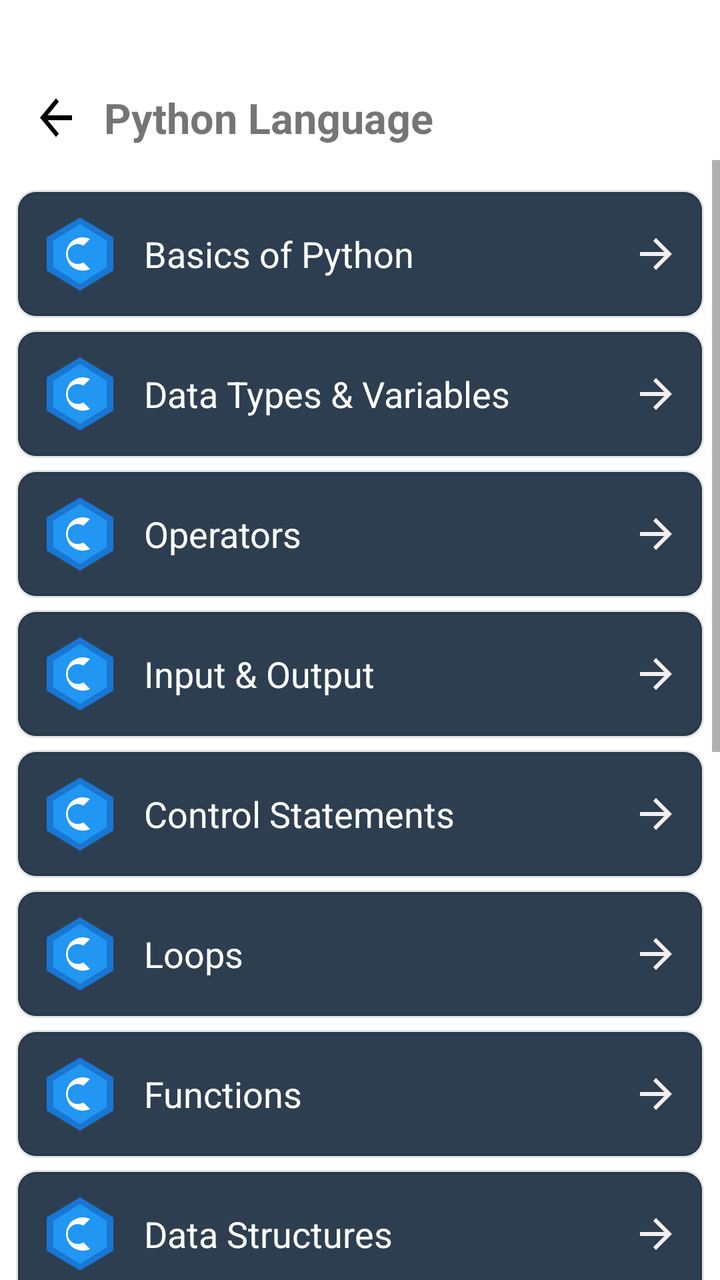
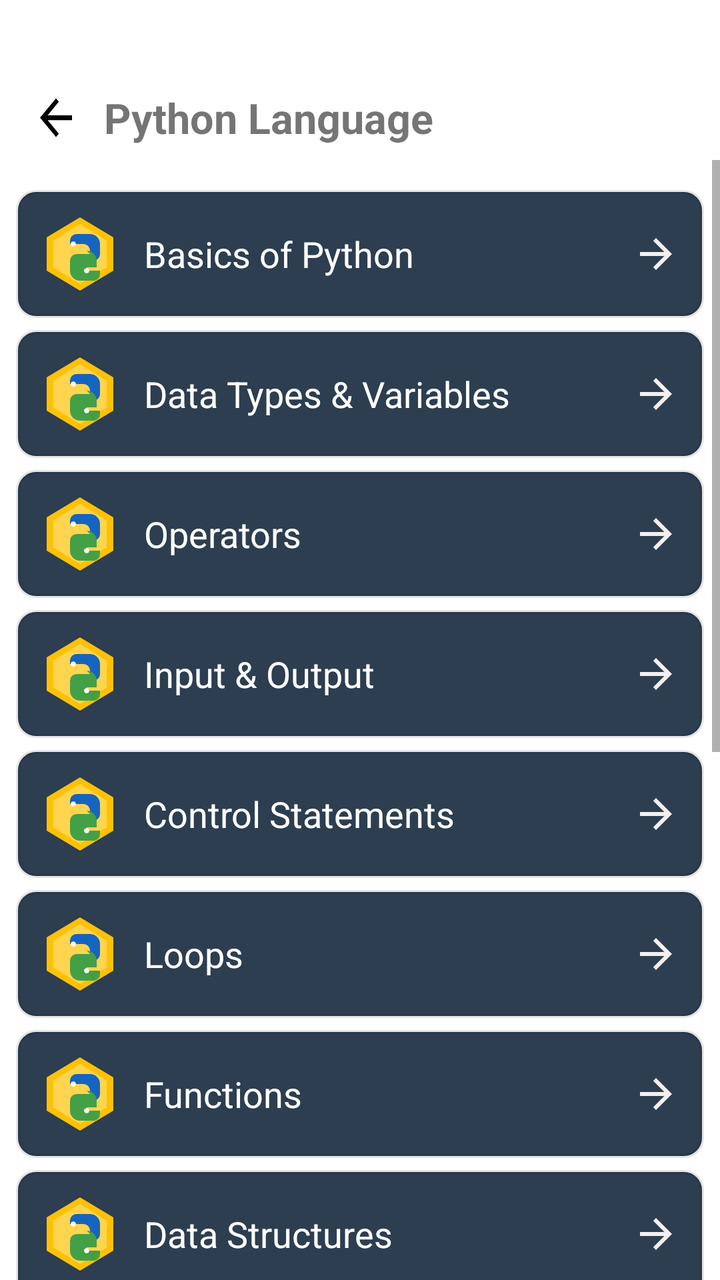

The first picture is an Android layout as it rendered before a commit; the second is the same layout after the commit. The layout source and the unified diff follow.
<!-- AndroidManifest.xml: application theme Theme.QuizApp -->
<!-- res/layout/activity_python.xml -->
<?xml version="1.0" encoding="utf-8"?>
<LinearLayout xmlns:android="http://schemas.android.com/apk/res/android"
    xmlns:app="http://schemas.android.com/apk/res-auto"
    android:layout_width="match_parent"
    android:layout_height="match_parent"
    android:orientation="vertical">

    
    <androidx.appcompat.widget.Toolbar
        android:id="@+id/cToolbar"
        android:layout_width="match_parent"
        android:layout_height="80dp"
        android:paddingTop="38dp"
        app:titleTextAppearance="@style/ToolbarTitleBold">

        <TextView
            android:id="@+id/backPython"
            android:layout_width="wrap_content"
            android:layout_height="wrap_content"
            android:padding="5sp"
            android:background="@drawable/back"/>

        <TextView
            android:layout_width="match_parent"
            android:layout_height="wrap_content"
            android:text="Python Language"
            android:textStyle="bold"
            android:textSize="21dp"
            android:paddingStart="12sp" />
    </androidx.appcompat.widget.Toolbar>

    

    <ScrollView
        android:layout_width="match_parent"
        android:layout_height="match_parent">

        <LinearLayout
            android:layout_width="match_parent"
            android:layout_height="wrap_content"
            android:orientation="vertical">

            
            <LinearLayout
                android:id="@+id/pythonBasic"
                android:layout_width="match_parent"
                android:layout_height="wrap_content"
                android:background="@drawable/rounded_bg"
                android:orientation="horizontal"
                android:gravity="center_vertical"
                android:padding="12dp"
                android:layout_marginTop="15dp"
                android:layout_marginHorizontal="8dp">

                <ImageView
                    android:layout_width="40dp"
                    android:layout_height="40dp"
                    android:src="@drawable/ic_c_language" />

                <TextView
                    android:layout_width="0dp"
                    android:layout_height="wrap_content"
                    android:layout_weight="1"
                    android:layout_marginStart="12dp"
                    android:text="Basics of Python"
                    android:textColor="@android:color/white"
                    android:textSize="18sp" />

                <ImageView
                    android:layout_width="24dp"
                    android:layout_height="24dp"
                    android:src="@drawable/right_arrow" />
            </LinearLayout>

            
            <LinearLayout
                android:id="@+id/pythonDataType"
                android:layout_width="match_parent"
                android:layout_height="wrap_content"
                android:background="@drawable/rounded_bg"
                android:orientation="horizontal"
                android:gravity="center_vertical"
                android:padding="12dp"
                android:layout_marginTop="6dp"
                android:layout_marginHorizontal="8dp">

                <ImageView
                    android:layout_width="40dp"
                    android:layout_height="40dp"
                    android:src="@drawable/ic_c_language" />

                <TextView
                    android:layout_width="0dp"
                    android:layout_height="wrap_content"
                    android:layout_weight="1"
                    android:layout_marginStart="12dp"
                    android:text="Data Types &amp; Variables"
                    android:textColor="@android:color/white"
                    android:textSize="18sp" />

                <ImageView
                    android:layout_width="24dp"
                    android:layout_height="24dp"
                    android:src="@drawable/right_arrow" />
            </LinearLayout>

            <LinearLayout
                android:id="@+id/pythonOperators"
                android:layout_width="match_parent"
                android:layout_height="wrap_content"
                android:background="@drawable/rounded_bg"
                android:orientation="horizontal"
                android:gravity="center_vertical"
                android:padding="12dp"
                android:layout_marginTop="6dp"
                android:layout_marginHorizontal="8dp">

                <ImageView
                    android:layout_width="40dp"
                    android:layout_height="40dp"
                    android:src="@drawable/ic_c_language" />

                <TextView
                    android:layout_width="0dp"
                    android:layout_height="wrap_content"
                    android:layout_weight="1"
                    android:layout_marginStart="12dp"
                    android:text="Operators"
                    android:textColor="@android:color/white"
                    android:textSize="18sp" />

                <ImageView
                    android:layout_width="24dp"
                    android:layout_height="24dp"
                    android:src="@drawable/right_arrow" />
            </LinearLayout>

            
            <LinearLayout
                android:id="@+id/pythonInput"
                android:layout_width="match_parent"
                android:layout_height="wrap_content"
                android:background="@drawable/rounded_bg"
                android:orientation="horizontal"
                android:gravity="center_vertical"
                android:padding="12dp"
                android:layout_marginTop="6dp"
                android:layout_marginHorizontal="8dp">

                <ImageView
                    android:layout_width="40dp"
                    android:layout_height="40dp"
                    android:src="@drawable/ic_c_language" />

                <TextView
                    android:layout_width="0dp"
                    android:layout_height="wrap_content"
                    android:layout_weight="1"
                    android:layout_marginStart="12dp"
                    android:text="Input &amp; Output"
                    android:textColor="@android:color/white"
                    android:textSize="18sp" />

                <ImageView
                    android:layout_width="24dp"
                    android:layout_height="24dp"
                    android:src="@drawable/right_arrow" />
            </LinearLayout>

            <LinearLayout
                android:id="@+id/pythonStatements"
                android:layout_width="match_parent"
                android:layout_height="wrap_content"
                android:background="@drawable/rounded_bg"
                android:orientation="horizontal"
                android:gravity="center_vertical"
                android:padding="12dp"
                android:layout_marginTop="6dp"
                android:layout_marginHorizontal="8dp">

                <ImageView
                    android:layout_width="40dp"
                    android:layout_height="40dp"
                    android:src="@drawable/ic_c_language" />

                <TextView
                    android:layout_width="0dp"
                    android:layout_height="wrap_content"
                    android:layout_weight="1"
                    android:layout_marginStart="12dp"
                    android:text="Control Statements"
                    android:textColor="@android:color/white"
                    android:textSize="18sp" />

                <ImageView
                    android:layout_width="24dp"
                    android:layout_height="24dp"
                    android:src="@drawable/right_arrow" />
            </LinearLayout>

            
            <LinearLayout
                android:id="@+id/pythonLoops"
                android:layout_width="match_parent"
                android:layout_height="wrap_content"
                android:background="@drawable/rounded_bg"
                android:orientation="horizontal"
                android:gravity="center_vertical"
                android:padding="12dp"
                android:layout_marginTop="6dp"
                android:layout_marginHorizontal="8dp">

                <ImageView
                    android:layout_width="40dp"
                    android:layout_height="40dp"
                    android:src="@drawable/ic_c_language" />

                <TextView
                    android:layout_width="0dp"
                    android:layout_height="wrap_content"
                    android:layout_weight="1"
                    android:layout_marginStart="12dp"
                    android:text="Loops"
                    android:textColor="@android:color/white"
                    android:textSize="18sp" />

                <ImageView
                    android:layout_width="24dp"
                    android:layout_height="24dp"
                    android:src="@drawable/right_arrow" />
            </LinearLayout>

            <LinearLayout
                android:id="@+id/pythonFunctions"
                android:layout_width="match_parent"
                android:layout_height="wrap_content"
                android:background="@drawable/rounded_bg"
                android:orientation="horizontal"
                android:gravity="center_vertical"
                android:padding="12dp"
                android:layout_marginTop="6dp"
                android:layout_marginHorizontal="8dp">

                <ImageView
                    android:layout_width="40dp"
                    android:layout_height="40dp"
                    android:src="@drawable/ic_c_language" />

                <TextView
                    android:layout_width="0dp"
                    android:layout_height="wrap_content"
                    android:layout_weight="1"
                    android:layout_marginStart="12dp"
                    android:text="Functions"
                    android:textColor="@android:color/white"
                    android:textSize="18sp" />

                <ImageView
                    android:layout_width="24dp"
                    android:layout_height="24dp"
                    android:src="@drawable/right_arrow" />
            </LinearLayout>

            
            <LinearLayout
                android:id="@+id/pythonDataStructures"
                android:layout_width="match_parent"
                android:layout_height="wrap_content"
                android:background="@drawable/rounded_bg"
                android:orientation="horizontal"
                android:gravity="center_vertical"
                android:padding="12dp"
                android:layout_marginTop="6dp"
                android:layout_marginHorizontal="8dp">

                <ImageView
                    android:layout_width="40dp"
                    android:layout_height="40dp"
                    android:src="@drawable/ic_c_language" />

                <TextView
                    android:layout_width="0dp"
                    android:layout_height="wrap_content"
                    android:layout_weight="1"
                    android:layout_marginStart="12dp"
                    android:text="Data Structures"
                    android:textColor="@android:color/white"
                    android:textSize="18sp" />

                <ImageView
                    android:layout_width="24dp"
                    android:layout_height="24dp"
                    android:src="@drawable/right_arrow" />
            </LinearLayout>

            <LinearLayout
                android:id="@+id/pythonStringHandling"
                android:layout_width="match_parent"
                android:layout_height="wrap_content"
                android:background="@drawable/rounded_bg"
                android:orientation="horizontal"
                android:gravity="center_vertical"
                android:padding="12dp"
                android:layout_marginTop="6dp"
                android:layout_marginHorizontal="8dp">

                <ImageView
                    android:layout_width="40dp"
                    android:layout_height="40dp"
                    android:src="@drawable/ic_c_language" />

                <TextView
                    android:layout_width="0dp"
                    android:layout_height="wrap_content"
                    android:layout_weight="1"
                    android:layout_marginStart="12dp"
                    android:text="String Handling"
                    android:textColor="@android:color/white"
                    android:textSize="18sp" />

                <ImageView
                    android:layout_width="24dp"
                    android:layout_height="24dp"
                    android:src="@drawable/right_arrow" />
            </LinearLayout>

            
            <LinearLayout
                android:id="@+id/pythonModules"
                android:layout_width="match_parent"
                android:layout_height="wrap_content"
                android:background="@drawable/rounded_bg"
                android:orientation="horizontal"
                android:gravity="center_vertical"
                android:padding="12dp"
                android:layout_marginTop="6dp"
                android:layout_marginHorizontal="8dp">

                <ImageView
                    android:layout_width="40dp"
                    android:layout_height="40dp"
                    android:src="@drawable/ic_c_language" />

                <TextView
                    android:layout_width="0dp"
                    android:layout_height="wrap_content"
                    android:layout_weight="1"
                    android:layout_marginStart="12dp"
                    android:text="Modules &amp; Packages"
                    android:textColor="@android:color/white"
                    android:textSize="18sp" />

                <ImageView
                    android:layout_width="24dp"
                    android:layout_height="24dp"
                    android:src="@drawable/right_arrow" />
            </LinearLayout>

            <LinearLayout
                android:id="@+id/pythonFileHandling"
                android:layout_width="match_parent"
                android:layout_height="wrap_content"
                android:background="@drawable/rounded_bg"
                android:orientation="horizontal"
                android:gravity="center_vertical"
                android:padding="12dp"
                android:layout_marginTop="6dp"
                android:layout_marginHorizontal="8dp">

                <ImageView
                    android:layout_width="40dp"
                    android:layout_height="40dp"
                    android:src="@drawable/ic_c_language" />

                <TextView
                    android:layout_width="0dp"
                    android:layout_height="wrap_content"
                    android:layout_weight="1"
                    android:layout_marginStart="12dp"
                    android:text="File Handling"
                    android:textColor="@android:color/white"
                    android:textSize="18sp" />

                <ImageView
                    android:layout_width="24dp"
                    android:layout_height="24dp"
                    android:src="@drawable/right_arrow" />
            </LinearLayout>

            
            <LinearLayout
                android:id="@+id/pythonExceptionHandling"
                android:layout_width="match_parent"
                android:layout_height="wrap_content"
                android:background="@drawable/rounded_bg"
                android:orientation="horizontal"
                android:gravity="center_vertical"
                android:padding="12dp"
                android:layout_marginTop="6dp"
                android:layout_marginHorizontal="8dp">

                <ImageView
                    android:layout_width="40dp"
                    android:layout_height="40dp"
                    android:src="@drawable/ic_c_language" />

                <TextView
                    android:layout_width="0dp"
                    android:layout_height="wrap_content"
                    android:layout_weight="1"
                    android:layout_marginStart="12dp"
                    android:text="Exception Handling"
                    android:textColor="@android:color/white"
                    android:textSize="18sp" />

                <ImageView
                    android:layout_width="24dp"
                    android:layout_height="24dp"
                    android:src="@drawable/right_arrow" />
            </LinearLayout>

            <LinearLayout
                android:id="@+id/pythonOOPs"
                android:layout_width="match_parent"
                android:layout_height="wrap_content"
                android:background="@drawable/rounded_bg"
                android:orientation="horizontal"
                android:gravity="center_vertical"
                android:padding="12dp"
                android:layout_marginTop="6dp"
                android:layout_marginHorizontal="8dp">

                <ImageView
                    android:layout_width="40dp"
                    android:layout_height="40dp"
                    android:src="@drawable/ic_c_language" />

                <TextView
                    android:layout_width="0dp"
                    android:layout_height="wrap_content"
                    android:layout_weight="1"
                    android:layout_marginStart="12dp"
                    android:text="Object-Oriented Programming"
                    android:textColor="@android:color/white"
                    android:textSize="18sp" />

                <ImageView
                    android:layout_width="24dp"
                    android:layout_height="24dp"
                    android:src="@drawable/right_arrow" />
            </LinearLayout>

            <LinearLayout
                android:id="@+id/pythonIterators"
                android:layout_width="match_parent"
                android:layout_height="wrap_content"
                android:background="@drawable/rounded_bg"
                android:orientation="horizontal"
                android:gravity="center_vertical"
                android:padding="12dp"
                android:layout_marginTop="6dp"
                android:layout_marginHorizontal="8dp">

                <ImageView
                    android:layout_width="40dp"
                    android:layout_height="40dp"
                    android:src="@drawable/ic_c_language" />

                <TextView
                    android:layout_width="0dp"
                    android:layout_height="wrap_content"
                    android:layout_weight="1"
                    android:layout_marginStart="12dp"
                    android:text="Iterators &amp; Generators"
                    android:textColor="@android:color/white"
                    android:textSize="18sp" />

                <ImageView
                    android:layout_width="24dp"
                    android:layout_height="24dp"
                    android:src="@drawable/right_arrow" />
            </LinearLayout>

            <LinearLayout
                android:id="@+id/pythonDecorators"
                android:layout_width="match_parent"
                android:layout_height="wrap_content"
                android:background="@drawable/rounded_bg"
                android:orientation="horizontal"
                android:gravity="center_vertical"
                android:padding="12dp"
                android:layout_marginTop="6dp"
                android:layout_marginHorizontal="8dp">

                <ImageView
                    android:layout_width="40dp"
                    android:layout_height="40dp"
                    android:src="@drawable/ic_c_language" />

                <TextView
                    android:layout_width="0dp"
                    android:layout_height="wrap_content"
                    android:layout_weight="1"
                    android:layout_marginStart="12dp"
                    android:text="Decorators"
                    android:textColor="@android:color/white"
                    android:textSize="18sp" />

                <ImageView
                    android:layout_width="24dp"
                    android:layout_height="24dp"
                    android:src="@drawable/right_arrow" />
            </LinearLayout>

        </LinearLayout>
    </ScrollView>

</LinearLayout>
<!-- resources referenced by this layout -->
<resources>
  <!-- drawable back (drawable) -->
  <vector xmlns:android="http://schemas.android.com/apk/res/android"
      android:autoMirrored="true"
      android:height="24dp"
      android:width="24dp"
      android:viewportHeight="24"
      android:viewportWidth="24"
      android:tint="?attr/colorOnBackground">
  
      <path
          android:fillColor="@android:color/white"
          android:pathData="M20,11H7.83l5.59,-5.59L12,4l-8,8 8,8 1.41,-1.41L7.83,13H20v-2z"/>
  </vector>
  <!-- drawable ic_c_language (drawable) -->
  <vector xmlns:android="http://schemas.android.com/apk/res/android"
      android:width="48dp"
      android:height="48dp"
      android:viewportWidth="48"
      android:viewportHeight="48">
  
      
      <path
          android:fillColor="#1976D2"
          android:pathData="M24,2 L44,14 L44,34 L24,46 L4,34 L4,14 Z" />
  
      
      <path
          android:fillColor="#2196F3"
          android:pathData="M24,6 L40,16 L40,32 L24,42 L8,32 L8,16 Z" />
  
      
      <path
          android:fillColor="#FFFFFF"
          android:pathData="M30,15
                            A10,10 0 1,0 30,33
                            L26,29
                            A6,6 0 1,1 26,19 Z" />
  </vector>
  <!-- drawable right_arrow (drawable) -->
  <vector xmlns:android="http://schemas.android.com/apk/res/android" android:autoMirrored="true" android:height="24dp" android:tint="#F4EEEE" android:viewportHeight="24" android:viewportWidth="24" android:width="24dp">
        
      <path android:fillColor="@android:color/white" android:pathData="M12,4l-1.41,1.41L16.17,11H4v2h12.17l-5.58,5.59L12,20l8,-8z"/>
      
  </vector>
  <!-- drawable rounded_bg (drawable) -->
  <?xml version="1.0" encoding="utf-8"?>
  <shape xmlns:android="http://schemas.android.com/apk/res/android"
      android:shape="rectangle">
  
      
      <solid android:color="#2C3E50" />
  
      
      <corners android:radius="9dp" />
  
      
      <stroke
          android:width="2dp"
          android:color="#1A000000" />
  
  </shape>
  <style name="ToolbarTitleBold" parent="TextAppearance.Widget.AppCompat.Toolbar.Title">
          <item name="android:textStyle">bold</item>
      </style>
  <style name="Theme.QuizApp" parent="Theme.MaterialComponents.DayNight.NoActionBar">
          
          <item name="android:statusBarColor">@color/white</item>
          
          <item name="android:windowLightStatusBar">true</item>
      </style>
  <color name="white">#FFFFFFFF</color>
</resources>

<!-- the commit's change to res/layout/activity_python.xml (unified diff, before → after) -->
@@ -55,7 +55,7 @@
                 <ImageView
                     android:layout_width="40dp"
                     android:layout_height="40dp"
-                    android:src="@drawable/ic_c_language" />
+                    android:src="@drawable/ic_python" />
 
                 <TextView
                     android:layout_width="0dp"
@@ -87,7 +87,7 @@
                 <ImageView
                     android:layout_width="40dp"
                     android:layout_height="40dp"
-                    android:src="@drawable/ic_c_language" />
+                    android:src="@drawable/ic_python" />
 
                 <TextView
                     android:layout_width="0dp"
@@ -118,7 +118,7 @@
                 <ImageView
                     android:layout_width="40dp"
                     android:layout_height="40dp"
-                    android:src="@drawable/ic_c_language" />
+                    android:src="@drawable/ic_python" />
 
                 <TextView
                     android:layout_width="0dp"
@@ -150,7 +150,7 @@
                 <ImageView
                     android:layout_width="40dp"
                     android:layout_height="40dp"
-                    android:src="@drawable/ic_c_language" />
+                    android:src="@drawable/ic_python" />
 
                 <TextView
                     android:layout_width="0dp"
@@ -181,7 +181,7 @@
                 <ImageView
                     android:layout_width="40dp"
                     android:layout_height="40dp"
-                    android:src="@drawable/ic_c_language" />
+                    android:src="@drawable/ic_python" />
 
                 <TextView
                     android:layout_width="0dp"
@@ -213,7 +213,7 @@
                 <ImageView
                     android:layout_width="40dp"
                     android:layout_height="40dp"
-                    android:src="@drawable/ic_c_language" />
+                    android:src="@drawable/ic_python" />
 
                 <TextView
                     android:layout_width="0dp"
@@ -244,7 +244,7 @@
                 <ImageView
                     android:layout_width="40dp"
                     android:layout_height="40dp"
-                    android:src="@drawable/ic_c_language" />
+                    android:src="@drawable/ic_python" />
 
                 <TextView
                     android:layout_width="0dp"
@@ -276,7 +276,7 @@
                 <ImageView
                     android:layout_width="40dp"
                     android:layout_height="40dp"
-                    android:src="@drawable/ic_c_language" />
+                    android:src="@drawable/ic_python" />
 
                 <TextView
                     android:layout_width="0dp"
@@ -307,7 +307,7 @@
                 <ImageView
                     android:layout_width="40dp"
                     android:layout_height="40dp"
-                    android:src="@drawable/ic_c_language" />
+                    android:src="@drawable/ic_python" />
 
                 <TextView
                     android:layout_width="0dp"
@@ -339,7 +339,7 @@
                 <ImageView
                     android:layout_width="40dp"
                     android:layout_height="40dp"
-                    android:src="@drawable/ic_c_language" />
+                    android:src="@drawable/ic_python" />
 
                 <TextView
                     android:layout_width="0dp"
@@ -370,7 +370,7 @@
                 <ImageView
                     android:layout_width="40dp"
                     android:layout_height="40dp"
-                    android:src="@drawable/ic_c_language" />
+                    android:src="@drawable/ic_python" />
 
                 <TextView
                     android:layout_width="0dp"
@@ -402,7 +402,7 @@
                 <ImageView
                     android:layout_width="40dp"
                     android:layout_height="40dp"
-                    android:src="@drawable/ic_c_language" />
+                    android:src="@drawable/ic_python" />
 
                 <TextView
                     android:layout_width="0dp"
@@ -433,7 +433,7 @@
                 <ImageView
                     android:layout_width="40dp"
                     android:layout_height="40dp"
-                    android:src="@drawable/ic_c_language" />
+                    android:src="@drawable/ic_python" />
 
                 <TextView
                     android:layout_width="0dp"
@@ -464,7 +464,7 @@
                 <ImageView
                     android:layout_width="40dp"
                     android:layout_height="40dp"
-                    android:src="@drawable/ic_c_language" />
+                    android:src="@drawable/ic_python" />
 
                 <TextView
                     android:layout_width="0dp"
@@ -495,7 +495,7 @@
                 <ImageView
                     android:layout_width="40dp"
                     android:layout_height="40dp"
-                    android:src="@drawable/ic_c_language" />
+                    android:src="@drawable/ic_python" />
 
                 <TextView
                     android:layout_width="0dp"
<!-- resource entries referenced after the edit -->
@@ -13,7 +13,7 @@
           android:fillColor="@android:color/white"
           android:pathData="M20,11H7.83l5.59,-5.59L12,4l-8,8 8,8 1.41,-1.41L7.83,13H20v-2z"/>
   </vector>
-  <!-- drawable ic_c_language (drawable) -->
+  <!-- drawable ic_python (drawable) -->
   <vector xmlns:android="http://schemas.android.com/apk/res/android"
       android:width="48dp"
       android:height="48dp"
@@ -22,21 +22,39 @@
   
       
       <path
-          android:fillColor="#1976D2"
+          android:fillColor="#FFC107"
           android:pathData="M24,2 L44,14 L44,34 L24,46 L4,34 L4,14 Z" />
   
       
       <path
-          android:fillColor="#2196F3"
+          android:fillColor="#FFD54F"
           android:pathData="M24,6 L40,16 L40,32 L24,42 L8,32 L8,16 Z" />
   
       
       <path
+          android:fillColor="#1565C0"
+          android:pathData="M18,18h8a4,4 0 0,1 4,4v4h-6v2h8a4,4 0 0,0 4-4v-6a6,6 0 0,0-6-6h-8a4,4 0 0,0-4,4v2z" />
+  
+      
+      <path
           android:fillColor="#FFFFFF"
-          android:pathData="M30,15
-                            A10,10 0 1,0 30,33
-                            L26,29
-                            A6,6 0 1,1 26,19 Z" />
+          android:pathData="M20,18
+              m-1.5,0
+              a1.5,1.5 0 1,0 3,0
+              a1.5,1.5 0 1,0 -3,0" />
+  
+      
+      <path
+          android:fillColor="#43A047"
+          android:pathData="M30,24h-8a4,4 0 0,0-4,4v6a6,6 0 0,0 6,6h8a4,4 0 0,0 4-4v-2h-8v-2h6v-4a6,6 0 0,0-6-6z" />
+  
+      
+      <path
+          android:fillColor="#FFFFFF"
+          android:pathData="M28,34
+              m-1.5,0
+              a1.5,1.5 0 1,0 3,0
+              a1.5,1.5 0 1,0 -3,0" />
   </vector>
   <!-- drawable right_arrow (drawable) -->
   <vector xmlns:android="http://schemas.android.com/apk/res/android" android:autoMirrored="true" android:height="24dp" android:tint="#F4EEEE" android:viewportHeight="24" android:viewportWidth="24" android:width="24dp">
